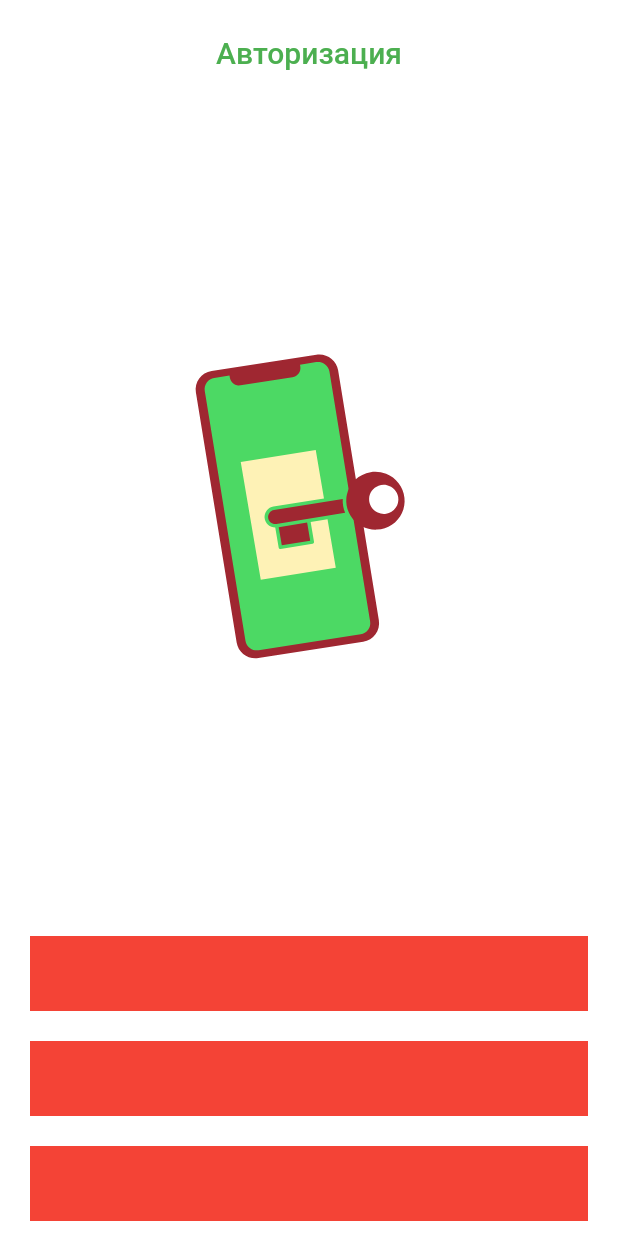
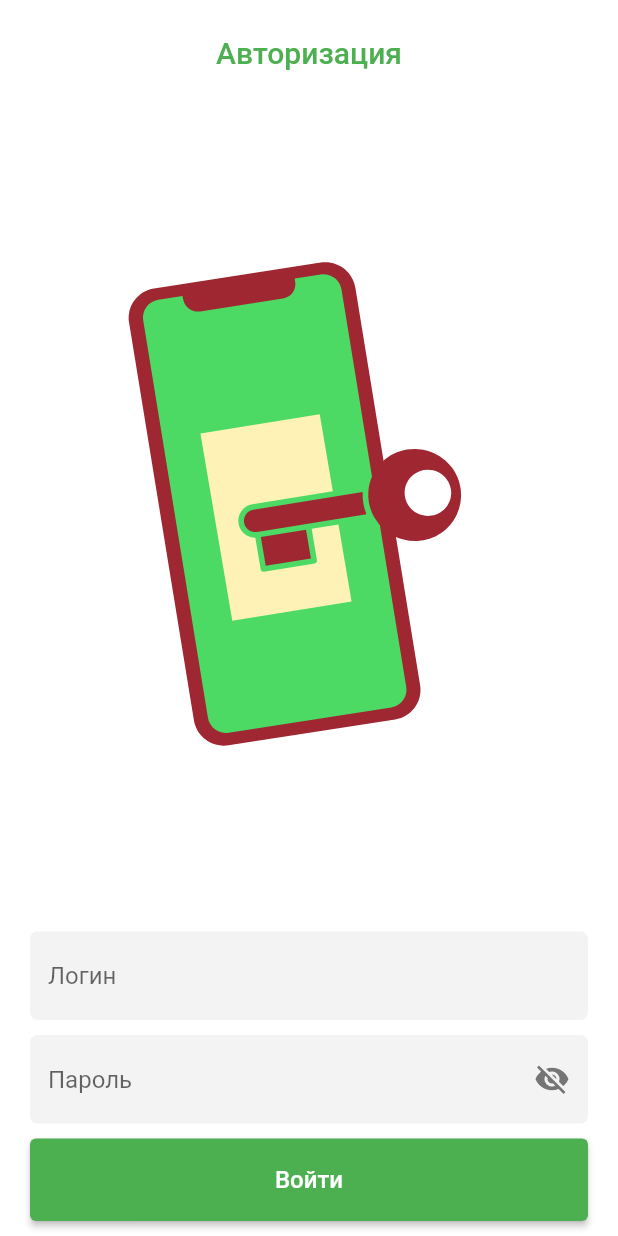
Before and after one commit to EgorShiryaev/TireManager, a Flutter app: the AuthScreen screen opened directly, on a phone screen of 412 x 824 dp. Run offline on Flutter 3.47's test engine with Material 2 defaults, Android fonts, the phone set to English and light mode, and no system bars; our stand-ins replace flutter_svg, google_fonts; statements that could not run were skipped.

Commit message:
Реализован ui страницы авторизации

```diff
--- a/lib/app_theme.dart
+++ b/lib/app_theme.dart
@@ -2,11 +2,36 @@ import 'package:flutter/material.dart';
 import 'package:google_fonts/google_fonts.dart';
 
 class AppTheme {
-  final  light = ThemeData(
+  static final _subtitle1Style = GoogleFonts.roboto(
+    fontSize: 32,
+  );
+
+  static final _subtitle2Style = GoogleFonts.roboto(
+    fontSize: 20,
+  );
+
+  static final _captionStyle = GoogleFonts.roboto(
+    fontSize: 16,
+  );
+
+  static final _bodyText1Style = GoogleFonts.roboto(
+    fontSize: 16,
+  );
+
+  static final _buttonStyle = GoogleFonts.roboto(
+    color: Colors.white,
+    fontSize: 16,
+  );
+
+  static const _secondaryColor = Colors.green;
+
+  static const _textFieldFillColor = Color.fromARGB(255, 243, 243, 243);
+
+  final light = ThemeData(
     colorScheme: const ColorScheme.light(
       primary: Colors.white,
-      onPrimary: Colors.green,
-      secondary: Colors.green,
+      onPrimary: _secondaryColor,
+      secondary: _secondaryColor,
       onSecondary: Colors.white,
       shadow: Colors.grey,
       surface: Colors.white,
@@ -22,21 +47,29 @@ class AppTheme {
     dividerColor: Colors.grey.shade700,
     highlightColor: Colors.grey.shade100,
     textTheme: TextTheme(
-      subtitle1: GoogleFonts.roboto(
-        color: Colors.black,
-        fontSize: 32,
+      subtitle1: _subtitle1Style,
+      subtitle2: _subtitle2Style,
+      caption: _captionStyle,
+      bodyText1: _bodyText1Style,
+      button: _buttonStyle,
+    ),
+    textSelectionTheme: const TextSelectionThemeData(
+      cursorColor: Colors.black12,
+    ),
+    inputDecorationTheme: InputDecorationTheme(
+      fillColor: _textFieldFillColor,
+      hintStyle: _captionStyle,
+      filled: true,
+      border: OutlineInputBorder(
+        borderSide: BorderSide.none,
+        gapPadding: 0,
+        borderRadius: BorderRadius.circular(5.0),
       ),
-      subtitle2: GoogleFonts.roboto(
-        color: Colors.black,
-        fontSize: 20,
-      ),
-      caption: GoogleFonts.roboto(
-        color: Colors.black,
-        fontSize: 16,
-      ),
-      bodyText1: GoogleFonts.roboto(
-        color: Colors.grey.shade700,
-        fontSize: 20,
+    ),
+    elevatedButtonTheme: ElevatedButtonThemeData(
+      style: ElevatedButton.styleFrom(
+        primary: _secondaryColor,
+        fixedSize: const Size.fromHeight(55),
       ),
     ),
   );
--- /dev/null
+++ b/lib/assets.dart
@@ -0,0 +1,3 @@
+class Assets {
+  static const unlockDeviceSvg = 'assets/unlock_device.svg';
+}
--- a/lib/screens/auth_screen.dart
+++ b/lib/screens/auth_screen.dart
@@ -1,5 +1,7 @@
 import 'package:flutter/material.dart';
-import 'package:flutter_svg/flutter_svg.dart';
+import 'package:tire_manager/assets.dart';
+import 'package:tire_manager/widgets/custom_elevated_button.dart';
+import 'package:tire_manager/widgets/widgets.dart';
 
 class AuthScreen extends StatefulWidget {
   const AuthScreen({Key? key}) : super(key: key);
@@ -9,6 +11,11 @@ class AuthScreen extends StatefulWidget {
 }
 
 class _AuthScreenState extends State<AuthScreen> {
+  final loginController = TextEditingController();
+  final loginFocusNode = FocusNode();
+  final passworkController = TextEditingController();
+  final passworkFocusNode = FocusNode();
+
   @override
   Widget build(BuildContext context) {
     return Scaffold(
@@ -17,44 +24,32 @@ class _AuthScreenState extends State<AuthScreen> {
         centerTitle: true,
       ),
       body: SafeArea(
+        minimum: const EdgeInsets.only(bottom: 5),
         child: Column(
           children: [
-            Expanded(
-              child: SvgPicture.asset(
-                'assets/auth_image.svg',
-              ),
+            const SvgImage(
+              fileName: Assets.unlockDeviceSvg,
+              width: double.infinity,
             ),
-            Column(
-              children: [
-                Container(
-                  height: 50,
-                  color: Colors.red,
-                  margin: const EdgeInsets.symmetric(
-                    vertical: 10,
-                    horizontal: 20,
-                  ),
-                ),
-                Container(
-                  height: 50,
-                  color: Colors.red,
-                  margin: const EdgeInsets.symmetric(
-                    vertical: 10,
-                    horizontal: 20,
-                  ),
-                ),
-                Container(
-                  height: 50,
-                  color: Colors.red,
-                  margin: const EdgeInsets.symmetric(
-                    vertical: 10,
-                    horizontal: 20,
-                  ),
-                ),
-              ],
+            CustomTextField(
+              controller: loginController,
+              focusNode: loginFocusNode,
+            ),
+            PassworkTextField(controller: passworkController),
+            CustomElevatedButton(
+              onPressed: () {},
+              title: 'Войти',
             ),
           ],
         ),
       ),
     );
   }
+
+  @override
+  void dispose() {
+    loginController.dispose();
+    passworkController.dispose();
+    super.dispose();
+  }
 }
--- /dev/null
+++ b/lib/screens/main_menu_screen.dart
@@ -0,0 +1,12 @@
+import 'package:flutter/material.dart';
+
+class MainMenuScreen extends StatelessWidget {
+  const MainMenuScreen({ Key? key }) : super(key: key);
+
+  @override
+  Widget build(BuildContext context) {
+    return Container(
+
+    );
+  }
+}
--- /dev/null
+++ b/lib/widgets/custom_elevated_button.dart
@@ -0,0 +1,28 @@
+import 'package:flutter/material.dart';
+
+class CustomElevatedButton extends StatelessWidget {
+  final void Function() onPressed;
+  final String title;
+
+  const CustomElevatedButton({
+    Key? key,
+    required this.onPressed,
+    required this.title,
+  }) : super(key: key);
+
+  @override
+  Widget build(BuildContext context) {
+    return Padding(
+      padding: const EdgeInsets.symmetric(horizontal: 20, vertical: 5),
+      child: ElevatedButton(
+        onPressed: onPressed,
+        child: Center(
+          child: Text(
+            title,
+            style: Theme.of(context).textTheme.button,
+          ),
+        ),
+      ),
+    );
+  }
+}
--- /dev/null
+++ b/lib/widgets/custom_text_field.dart
@@ -0,0 +1,38 @@
+import 'package:flutter/material.dart';
+
+class CustomTextField extends StatefulWidget {
+  final TextEditingController controller;
+  final FocusNode focusNode;
+
+  const CustomTextField({
+    Key? key,
+    required this.controller,
+    required this.focusNode,
+  }) : super(key: key);
+
+  @override
+  State<CustomTextField> createState() => _CustomTextFieldState();
+}
+
+class _CustomTextFieldState extends State<CustomTextField> {
+  void onEditingComplete() => FocusScope.of(context).nextFocus();
+
+  @override
+  Widget build(BuildContext context) {
+    return Padding(
+      padding: const EdgeInsets.symmetric(
+        horizontal: 20,
+        vertical: 5,
+      ),
+      child: TextField(
+        controller: widget.controller,
+        focusNode: widget.focusNode,
+        style: Theme.of(context).textTheme.caption,
+        onEditingComplete: onEditingComplete,
+        cursorColor: Colors.black12,
+        decoration: const InputDecoration(hintText: 'Логин')
+            .applyDefaults(Theme.of(context).inputDecorationTheme),
+      ),
+    );
+  }
+}
--- /dev/null
+++ b/lib/widgets/passwork_text_field.dart
@@ -0,0 +1,41 @@
+import 'package:flutter/material.dart';
+
+class PassworkTextField extends StatefulWidget {
+  final TextEditingController controller;
+  const PassworkTextField({
+    Key? key,
+    required this.controller,
+  }) : super(key: key);
+
+  @override
+  State<PassworkTextField> createState() => _PassworkTextFieldState();
+}
+
+class _PassworkTextFieldState extends State<PassworkTextField> {
+  bool visible = false;
+
+  void changeVisible() => setState(() => visible = !visible);
+
+  @override
+  Widget build(BuildContext context) {
+    return Padding(
+      padding: const EdgeInsets.symmetric(
+        vertical: 5,
+        horizontal: 20,
+      ),
+      child: TextField(
+        controller: widget.controller,
+        style: Theme.of(context).textTheme.caption,
+        decoration: InputDecoration(
+          hintText: 'Пароль',
+          suffixIcon: IconButton(
+            onPressed: changeVisible,
+            icon: Icon(visible ? Icons.visibility : Icons.visibility_off),
+            color: Colors.grey.shade600,
+          ),
+        ).applyDefaults(Theme.of(context).inputDecorationTheme),
+        obscureText: !visible,
+      ),
+    );
+  }
+}
--- /dev/null
+++ b/lib/widgets/svg_image.dart
@@ -0,0 +1,28 @@
+import 'package:flutter/material.dart';
+import 'package:flutter_svg/flutter_svg.dart';
+
+import '../assets.dart';
+
+class SvgImage extends StatelessWidget {
+  final String fileName;
+  final double? width;
+  final double? heigth;
+
+  const SvgImage({
+    Key? key,
+    required this.fileName,
+    this.width,
+    this.heigth,
+  }) : super(key: key);
+
+  @override
+  Widget build(BuildContext context) {
+    return Expanded(
+      child: SvgPicture.asset(
+        Assets.unlockDeviceSvg,
+        width: width,
+        height: heigth,
+      ),
+    );
+  }
+}
--- /dev/null
+++ b/lib/widgets/widgets.dart
@@ -0,0 +1,4 @@
+export 'custom_text_field.dart';
+export 'svg_image.dart';
+export 'passwork_text_field.dart';
+export 'custom_elevated_button.dart';
```
Also changed, not shown: assets/unlock_device.svg (renamed from assets/auth_image.svg), 3 other files.
